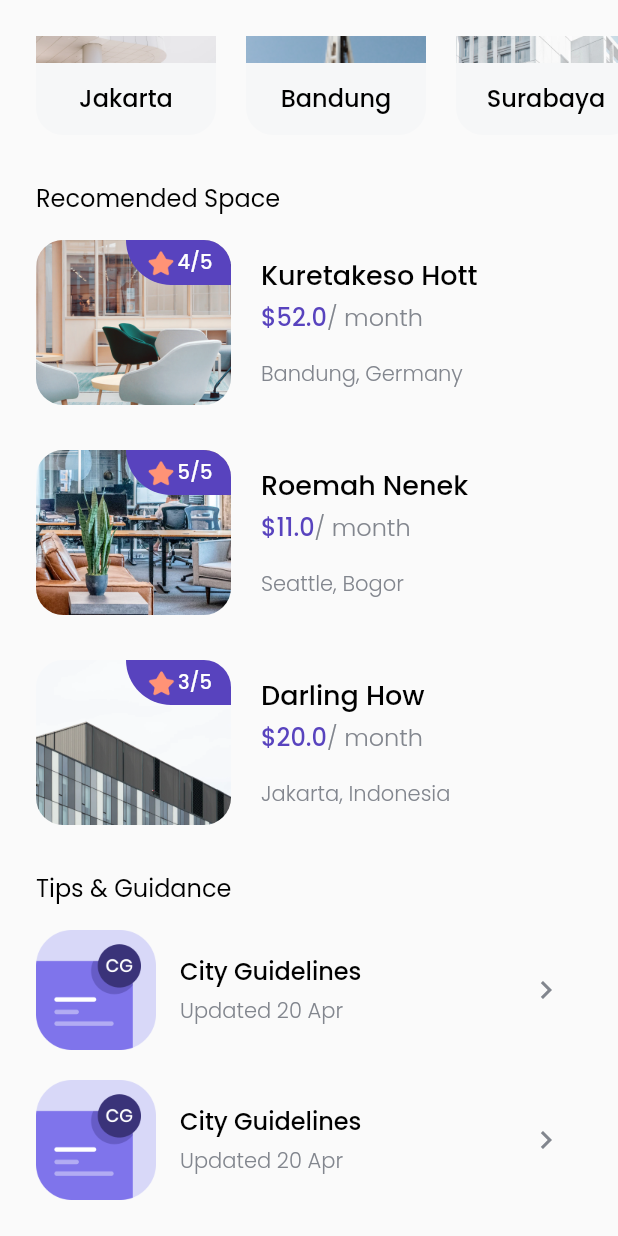
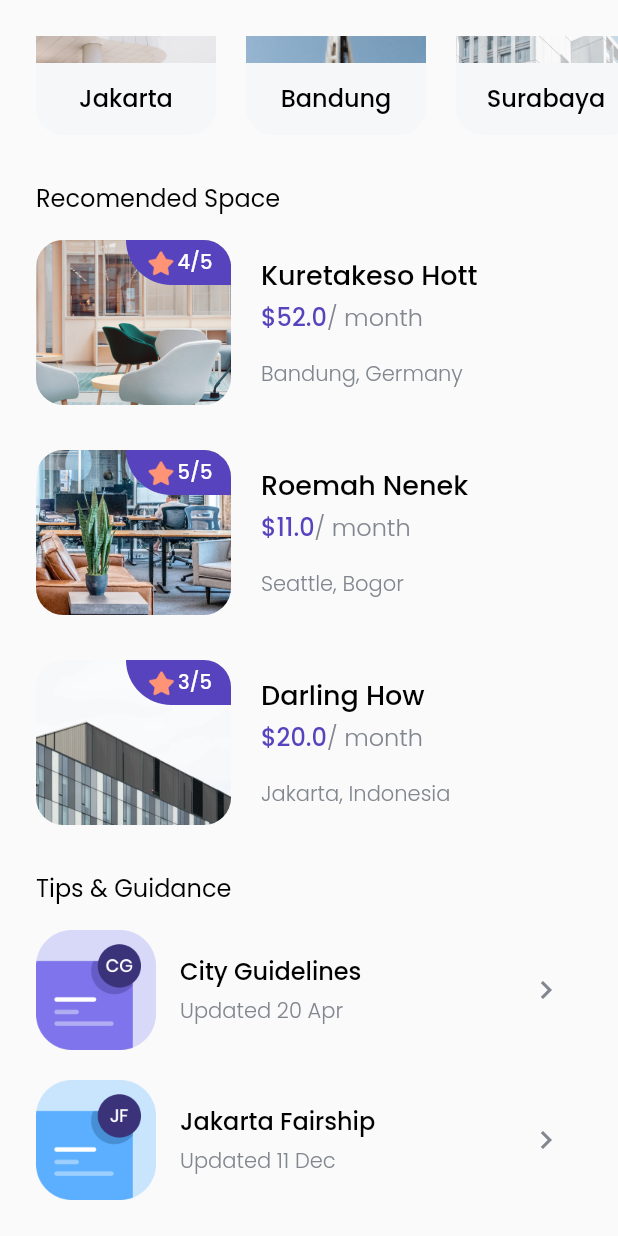
Before and after one commit to parhanhambali/cozy, a Flutter app: the HomePage screen opened directly, scrolled down 216 dp, on a phone screen of 412 x 824 dp. Run offline on Flutter 3.47's test engine with Material 2 defaults, Android fonts, the phone set to English and light mode, and no system bars; our stand-ins replace google_fonts.

Commit message:
updated fitur tips

```diff
--- /dev/null
+++ b/lib/models/tips.dart
@@ -0,0 +1,13 @@
+class Tips {
+  int id;
+  String title;
+  String imageUrl;
+  String updateAt;
+
+  Tips({
+    this.id,
+    this.imageUrl,
+    this.title,
+    this.updateAt,
+  });
+}
--- a/lib/pages/home_page.dart
+++ b/lib/pages/home_page.dart
@@ -5,6 +5,7 @@ import 'package:bwa_cozy/widgets/tips_card.dart';
 import 'package:flutter/material.dart';
 import 'package:bwa_cozy/widgets/city_card.dart';
 import 'package:bwa_cozy/models/city.dart';
+import 'package:bwa_cozy/models/tips.dart';
 
 class HomePage extends StatelessWidget {
   @override
@@ -184,11 +185,25 @@ class HomePage extends StatelessWidget {
                 ),
                 child: Column(
                   children: [
-                    TipsCard(),
+                    TipsCard(
+                      Tips(
+                        id: 1,
+                        title: 'City Guidelines',
+                        imageUrl: 'assets/images/tips1.png',
+                        updateAt: '20 Apr',
+                      ),
+                    ),
                     SizedBox(
                       height: 20,
                     ),
-                    TipsCard(),
+                    TipsCard(
+                      Tips(
+                        id: 2,
+                        title: 'Jakarta Fairship',
+                        imageUrl: 'assets/images/tips2.png',
+                        updateAt: '11 Dec',
+                      ),
+                    ),
                   ],
                 ),
               ),
--- a/lib/widgets/tips_card.dart
+++ b/lib/widgets/tips_card.dart
@@ -1,13 +1,17 @@
 import 'package:bwa_cozy/theme.dart';
 import 'package:flutter/material.dart';
+import 'package:bwa_cozy/models/tips.dart';
 
 class TipsCard extends StatelessWidget {
+  final Tips tips;
+
+  TipsCard(this.tips);
   @override
   Widget build(BuildContext context) {
     return Row(
       children: [
         Image.asset(
-          'assets/images/tips1.png',
+          tips.imageUrl,
           width: 80,
         ),
         SizedBox(
@@ -17,7 +21,7 @@ class TipsCard extends StatelessWidget {
           crossAxisAlignment: CrossAxisAlignment.start,
           children: [
             Text(
-              'City Guidelines',
+              tips.title,
               style: blackTextStyle.copyWith(
                 fontSize: 16,
               ),
@@ -26,14 +30,14 @@ class TipsCard extends StatelessWidget {
               height: 4,
             ),
             Text(
-              'Updated 20 Apr',
+              'Updated ${tips.updateAt}',
               style: greyTextStyle,
             ),
           ],
         ),
         Spacer(),
         IconButton(
-          onPressed: (){},
+          onPressed: () {},
           icon: Icon(
             Icons.chevron_right,
             color: greyColor,
```
